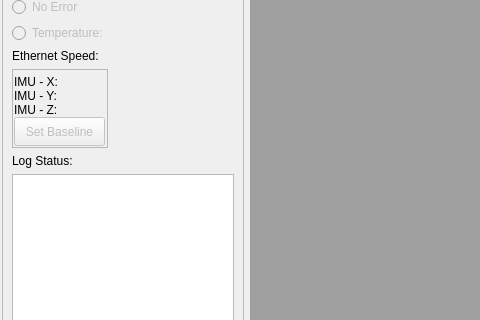
The window that mainwindow.ui (SDJoeKing/Tubers_GUI) describes before a commit, drawn with Qt 5; both pictures show x 0 to 480 and y 154 to 474 of the 1487 by 723 pixel window.
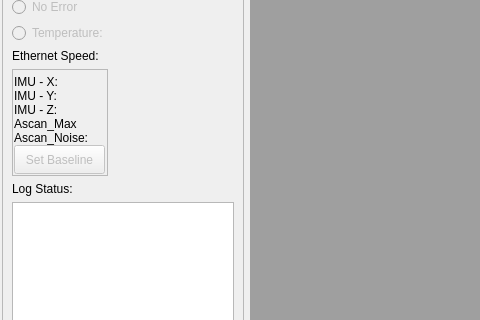
The same window after the commit.

Commit message: considering the sent thickness and ascan features

```diff
--- a/mainwindow.ui
+++ b/mainwindow.ui
@@ -248,7 +248,7 @@
             </property>
            </widget>
           </item>
-          <item row="3" column="0">
+          <item row="5" column="0">
            <widget class="QPushButton" name="btnImuBase">
             <property name="enabled">
              <bool>false</bool>
@@ -273,6 +273,26 @@
             </property>
            </widget>
           </item>
+          <item row="3" column="0">
+           <widget class="QLabel" name="Ascan_Max">
+            <property name="text">
+             <string>Ascan_Max</string>
+            </property>
+            <property name="alignment">
+             <set>Qt::AlignmentFlag::AlignLeading|Qt::AlignmentFlag::AlignLeft|Qt::AlignmentFlag::AlignVCenter</set>
+            </property>
+           </widget>
+          </item>
+          <item row="4" column="0">
+           <widget class="QLabel" name="Ascan_Noise">
+            <property name="text">
+             <string>Ascan_Noise:</string>
+            </property>
+            <property name="alignment">
+             <set>Qt::AlignmentFlag::AlignLeading|Qt::AlignmentFlag::AlignLeft|Qt::AlignmentFlag::AlignVCenter</set>
+            </property>
+           </widget>
+          </item>
          </layout>
         </widget>
        </item>
```
The commit also changes 8 other files.
